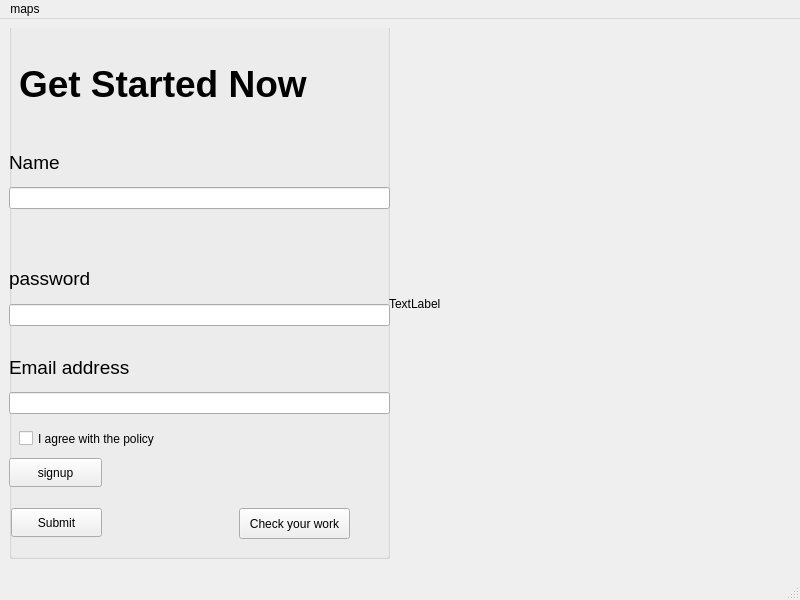
Before: the Qt Designer form mainwindow.ui in safalgautam12/front, drawn with Qt 5.
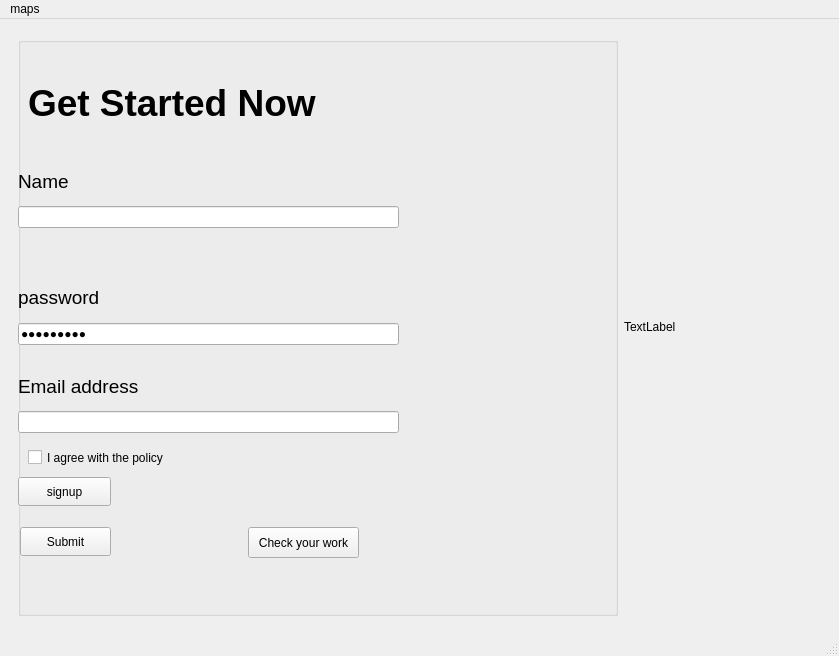
After: the same form once the commit is applied.

The edit to the form file:
```diff
--- a/mainwindow.ui
+++ b/mainwindow.ui
@@ -6,8 +6,8 @@
    <rect>
     <x>0</x>
     <y>0</y>
-    <width>800</width>
-    <height>600</height>
+    <width>839</width>
+    <height>656</height>
    </rect>
   </property>
   <property name="windowTitle">
@@ -21,14 +21,22 @@
        <number>0</number>
       </property>
       <widget class="QWidget" name="page_1">
+       <layout class="QHBoxLayout" name="horizontalLayout_3">
+        <item>
+         <layout class="QHBoxLayout" name="horizontalLayout_2">
+          <item>
        <widget class="QGroupBox" name="groupBox">
-        <property name="geometry">
-         <rect>
-          <x>0</x>
-          <y>-10</y>
-          <width>381</width>
-          <height>541</height>
-         </rect>
+            <property name="sizePolicy">
+             <sizepolicy hsizetype="Minimum" vsizetype="Preferred">
+              <horstretch>0</horstretch>
+              <verstretch>0</verstretch>
+             </sizepolicy>
+            </property>
+            <property name="minimumSize">
+             <size>
+              <width>600</width>
+              <height>0</height>
+             </size>
         </property>
         <property name="title">
          <string/>
@@ -109,7 +117,14 @@
           <item>
            <layout class="QHBoxLayout" name="horizontalLayout">
             <item>
-             <widget class="QLineEdit" name="lineEdit_password"/>
+                 <widget class="QLineEdit" name="lineEdit_password">
+                  <property name="text">
+                   <string>kljdlakjf</string>
+                  </property>
+                  <property name="echoMode">
+                   <enum>QLineEdit::Password</enum>
+                  </property>
+                 </widget>
             </item>
            </layout>
           </item>
@@ -209,19 +224,17 @@
          </property>
         </widget>
        </widget>
+          </item>
+          <item>
        <widget class="QLabel" name="label_pic">
-        <property name="geometry">
-         <rect>
-          <x>380</x>
-          <y>-10</y>
-          <width>401</width>
-          <height>571</height>
-         </rect>
-        </property>
         <property name="text">
          <string>TextLabel</string>
         </property>
        </widget>
+          </item>
+         </layout>
+        </item>
+       </layout>
       </widget>
       <widget class="QWidget" name="page_3">
        <widget class="QLabel" name="label_3">
@@ -275,7 +288,7 @@
     <rect>
      <x>0</x>
      <y>0</y>
-     <width>800</width>
+     <width>839</width>
      <height>26</height>
     </rect>
    </property>
```
Lines whose indentation alone changed are shown as unchanged.
